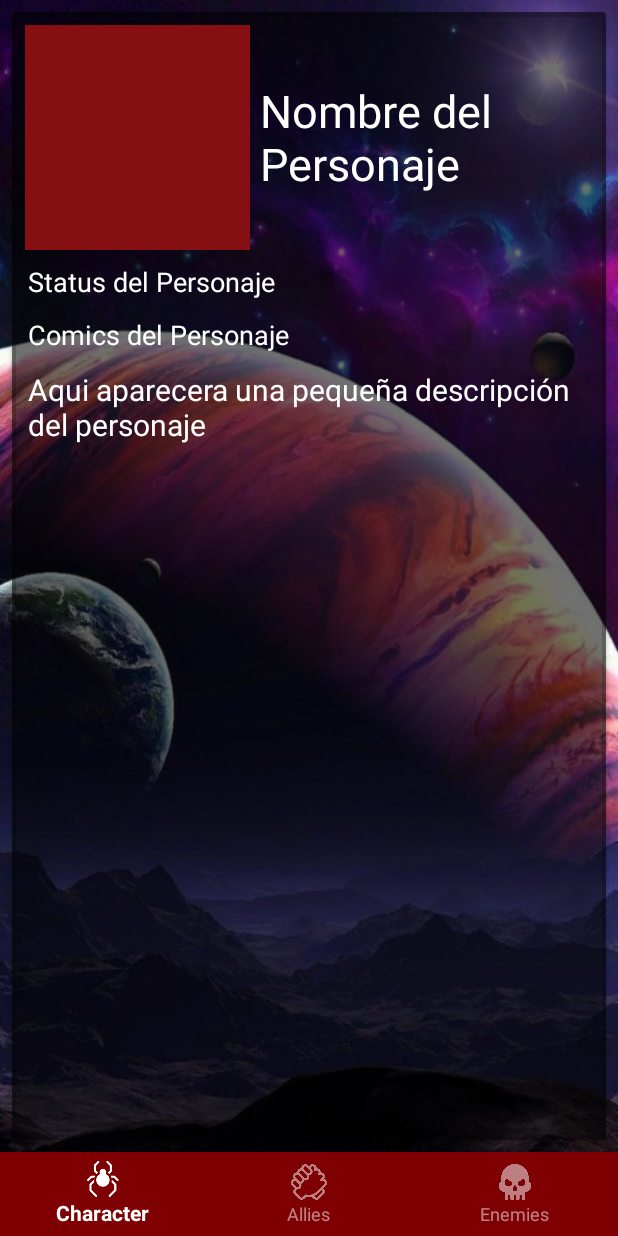
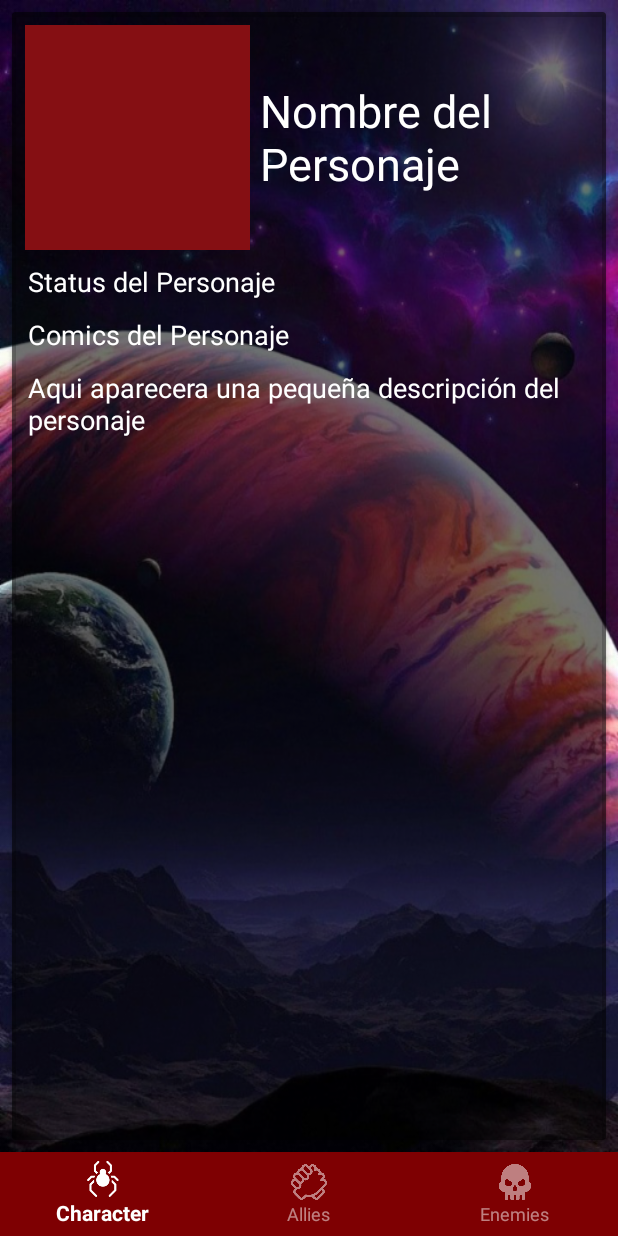
Before and after one commit to DanyLugs/ProyectoMarvelAPI, an Android app: the screen it shows after launch (MainActivity), after a tap on "Spider-Man", on a phone screen of 412 x 824 dp. Run offline under Robolectric (Android 15) with nearby library versions, the light colour scheme and no system bars; pictures from the network do not load.

Commit message:
Fragment del personaje

```diff
--- a/app/src/main/res/layout/fragment_personaje.xml
+++ b/app/src/main/res/layout/fragment_personaje.xml
@@ -74,7 +74,7 @@
                     android:layout_margin="5dp"
                     android:text="@string/description"
                     android:textColor="@color/colorWhite"
-                    android:textSize="20dp"
+                    android:textSize="18dp"
                     android:scrollbars="vertical"/>
             </LinearLayout>
         </LinearLayout>
```
